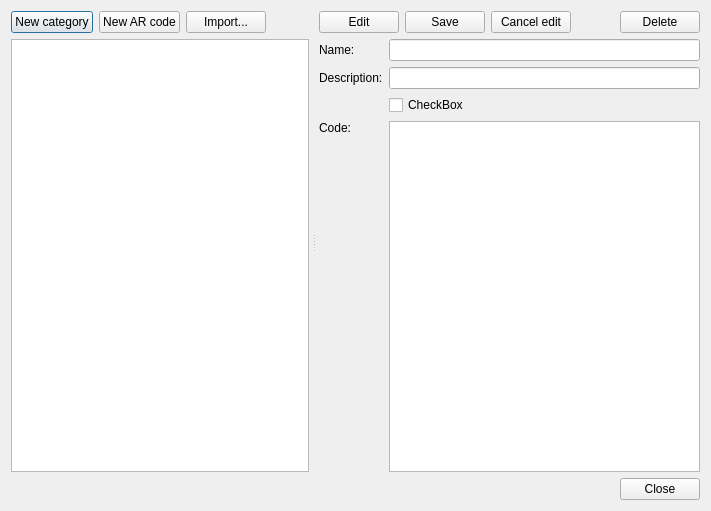
The window that src/frontend/qt_sdl/CheatsDialog.ui (tjdduq23-droid/melonDS-1.1-korean) describes before a commit, drawn with Qt 5.
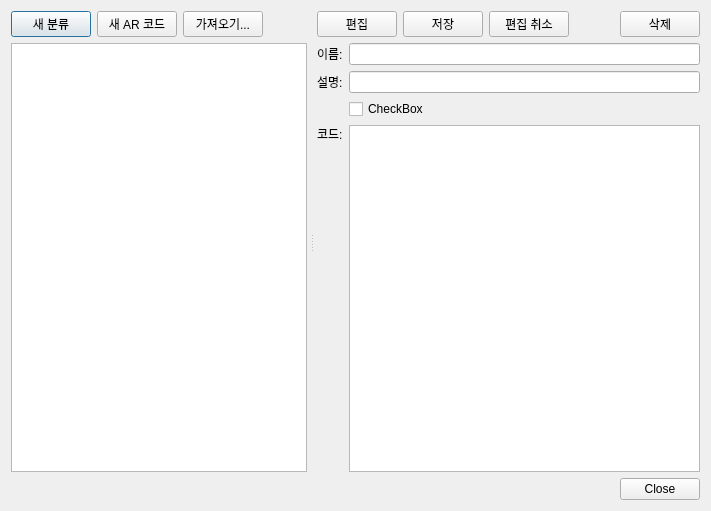
The same window after the commit.

What changed in the file:
```diff
--- a/src/frontend/qt_sdl/CheatsDialog.ui
+++ b/src/frontend/qt_sdl/CheatsDialog.ui
@@ -41,21 +41,21 @@
          <item>
           <widget class="QPushButton" name="btnNewCat">
            <property name="text">
-            <string>New category</string>
+            <string>새 분류</string>
            </property>
           </widget>
          </item>
          <item>
           <widget class="QPushButton" name="btnNewARCode">
            <property name="text">
-            <string>New AR code</string>
+            <string>새 AR 코드</string>
            </property>
           </widget>
          </item>
          <item>
           <widget class="QPushButton" name="btnImportCheats">
            <property name="text">
-            <string>Import...</string>
+            <string>가져오기...</string>
            </property>
           </widget>
          </item>
@@ -123,21 +123,21 @@
          <item>
           <widget class="QPushButton" name="btnEditCode">
            <property name="text">
-            <string>Edit</string>
+            <string>편집</string>
            </property>
           </widget>
          </item>
          <item>
           <widget class="QPushButton" name="btnSaveCode">
            <property name="text">
-            <string>Save</string>
+            <string>저장</string>
            </property>
           </widget>
          </item>
          <item>
           <widget class="QPushButton" name="btnCancelEdit">
            <property name="text">
-            <string>Cancel edit</string>
+            <string>편집 취소</string>
            </property>
           </widget>
          </item>
@@ -157,7 +157,7 @@
          <item>
           <widget class="QPushButton" name="btnDeleteCode">
            <property name="text">
-            <string>Delete</string>
+            <string>삭제</string>
            </property>
           </widget>
          </item>
@@ -168,7 +168,7 @@
          <item row="0" column="0">
           <widget class="QLabel" name="label">
            <property name="text">
-            <string>Name:</string>
+            <string>이름:</string>
            </property>
           </widget>
          </item>
@@ -178,7 +178,7 @@
          <item row="1" column="0">
           <widget class="QLabel" name="label_2">
            <property name="text">
-            <string>Description:</string>
+            <string>설명:</string>
            </property>
           </widget>
          </item>
@@ -208,7 +208,7 @@
             </sizepolicy>
            </property>
            <property name="text">
-            <string>Code:</string>
+            <string>코드:</string>
            </property>
            <property name="alignment">
             <set>Qt::AlignmentFlag::AlignLeading|Qt::AlignmentFlag::AlignLeft|Qt::AlignmentFlag::AlignTop</set>
```
Left out of the diff: 2 changed lines with no effect on the pictures.
